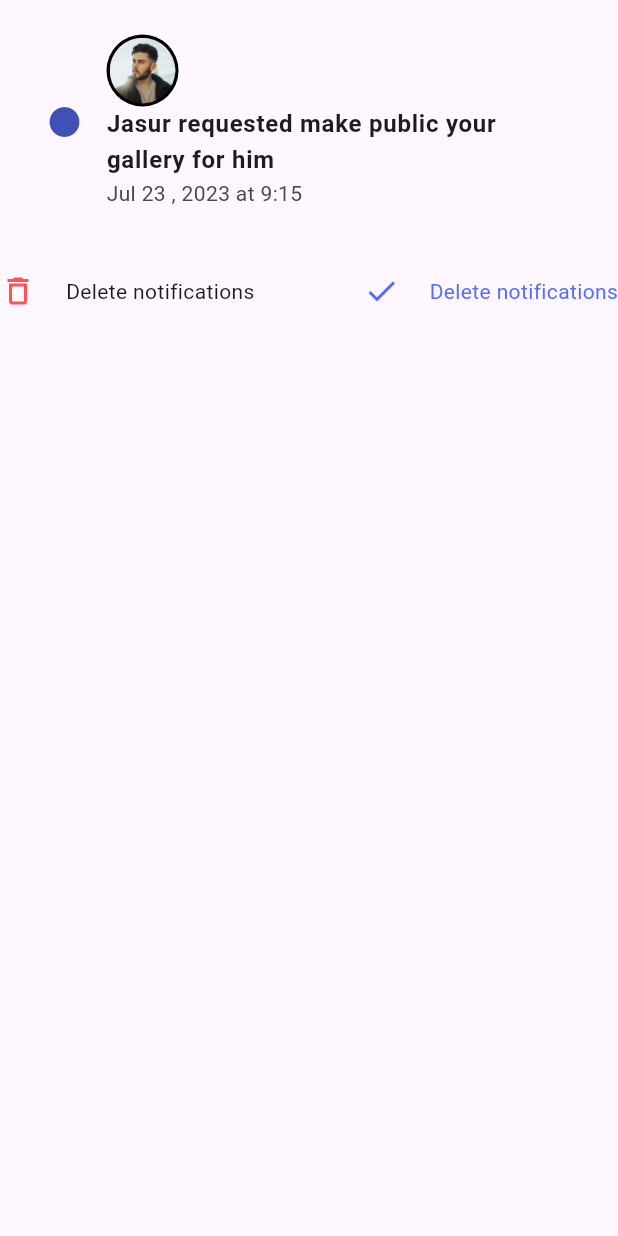
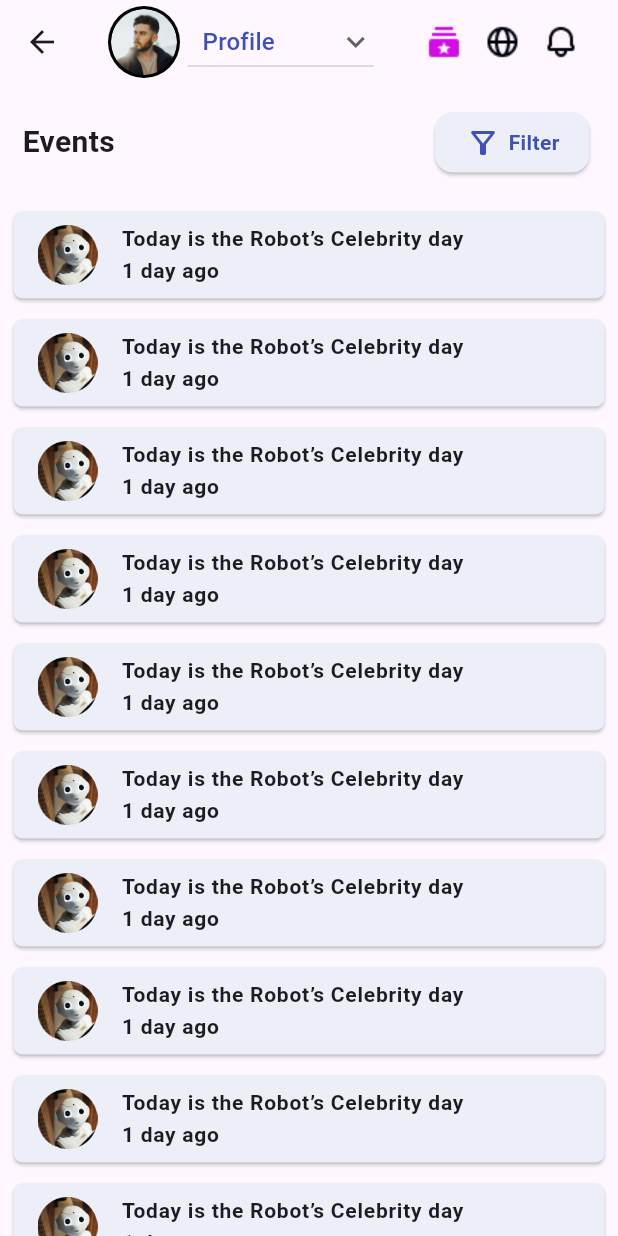
Before and after one commit to jacktuit/gnexus_for_me, a Flutter app: the NotificationsDetailsScreen screen opened directly, on a phone screen of 412 x 824 dp. Run offline on Flutter 3.47's test engine with Material 2 defaults, Android fonts, the light colour scheme and no system bars; drawn by our look-alikes of upgrader; our stand-ins replace easy_localization, equatable, image_picker, shared_preferences; missing offline and left inert: flutter_facebook_auth, flutter_verification_code; accounts and stored records are empty; network calls fail; Roboto replaces fonts that are missing (SF Pro Display).

Commit message:
Notification page is ready

```diff
--- /dev/null
+++ b/lib/data/models/notification/notification_data.dart
@@ -0,0 +1,28 @@
+import 'package:equatable/equatable.dart';
+
+class NotificationData extends Equatable {
+  final int id;
+  final String img;
+  final String title;
+  final String subTitle;
+
+  const NotificationData({
+    required this.id,
+    required this.img,
+    required this.title,
+    required this.subTitle,
+  });
+
+  @override
+  List<Object?> get props => [id, img, title, subTitle];
+
+  @override
+  bool get stringify => true;
+
+  // You can override other methods like hashCode, ==, etc. as needed
+
+  @override
+  String toString() {
+    return 'NotificationData(id: $id, img: $img, title: $title, subTitle: $subTitle)';
+  }
+}
--- a/lib/presentation/screens/notifications_screens/notifications_details_screen.dart
+++ b/lib/presentation/screens/notifications_screens/notifications_details_screen.dart
@@ -1,5 +1,6 @@
 import 'package:flutter/material.dart';
-
+import 'package:gnexus/data/models/notification/notification_data.dart';
+import 'package:gnexus/presentation/widgets/appbar_menu/custom_appbar.dart';
 
 class NotificationsDetailsScreen extends StatelessWidget {
   const NotificationsDetailsScreen({Key? key}) : super(key: key);
@@ -7,109 +8,243 @@ class NotificationsDetailsScreen extends StatelessWidget {
   @override
   Widget build(BuildContext context) {
     return Scaffold(
-
+      appBar: AppBar(
+        title: CustomAppBar(
+          titleDropDown: "Profile",
+        ),
+      ),
       body: Column(children: [
-        Padding(
-          padding: const EdgeInsets.all(15.0),
-          child:
-          ListTile(
-            leading: Icon(
-              Icons.circle,
-              weight: 8,
-              color: Colors.indigo,
-            ),
-            title: Column(
-              crossAxisAlignment: CrossAxisAlignment.start,
+        Container(
+          alignment: Alignment.topLeft,
+          child: Padding(
+            padding: const EdgeInsets.all(15.0),
+            child: Row(
+              mainAxisAlignment: MainAxisAlignment.spaceBetween,
               children: [
-                CircleAvatar(
-                  radius: 24,
-                  backgroundColor: Colors.black,
-                  child: Padding(
-                    padding: const EdgeInsets.all(2), // Border radius
-                    child: ClipOval(
-                        child: Image.asset("assets/user_photo.png")),
+                Text(
+                  "Events",
+                  style: TextStyle(fontSize: 20, fontWeight: FontWeight.bold, fontFamily: 'SF Pro Display'),
+                ),
+                InkWell(
+                  onTap: () => {
+                    PopupMenuButton
+                  },
+                  child: Card(
+                    color: Color(0xFFECEFF8),
+                    child: Padding(
+                      padding: const EdgeInsets.fromLTRB(20.0, 8, 20, 8),
+                      child: Row(
+                        mainAxisAlignment: MainAxisAlignment.center,
+                        children: [
+                          Icon(
+                            Icons.filter_alt_outlined,
+                            color: Colors.indigo,
+                          ),
+                          SizedBox(width: 5),
+                          Text(
+                            'Filter',
+                            style: TextStyle(color: Colors.indigo, fontWeight: FontWeight.bold),
+                          )
+                        ],
+                      ),
+                    ),
                   ),
-                ),
-                Text(
-                    "Jasur requested make public your gallery for him", style: TextStyle(fontWeight: FontWeight.bold),),
+                )
               ],
             ),
-            subtitle: Text('Jul 23 , 2023 at 9:15'),
           ),
-
-          // ListView.builder(
-          //
-          //     padding: const EdgeInsets.all(8),
-          //     itemCount: 5,
-          //     itemBuilder: (BuildContext context, int index) {
-          //       return Container(
-          //         height: 70,
-          //         width: double.infinity,
-          //         color: Colors.black12,
-          //         decoration:
-          //             BoxDecoration(borderRadius: BorderRadius.circular(6)),
-          //         child: ListTile(
-          //           leading: Icon(
-          //             Icons.circle,
-          //             weight: 8,
-          //             color: Colors.indigo,
-          //           ),
-          //           title: Column(
-          //             children: [
-          //               CircleAvatar(
-          //                 radius: 24,
-          //                 backgroundColor: Colors.black,
-          //                 child: Padding(
-          //                   padding: const EdgeInsets.all(2), // Border radius
-          //                   child: ClipOval(
-          //                       child: Image.asset("assets/cloud.png")),
-          //                 ),
-          //               ),
-          //               Text(
-          //                   "Jasur requested make public your gallery for him"),
-          //             ],
-          //           ),
-          //           subtitle: Text('Jul 23 , 2023 at 9:15'),
-          //         ),
-          //       );
-          //     }),
         ),
-        SizedBox(
-          height: 20,
-        ),
-        Row(
-          mainAxisAlignment: MainAxisAlignment.spaceBetween,
-          children: [
-            Row(
-              children: [
-                Icon(
-                  Icons.delete_outline,
-                  color: Colors.redAccent,
-                ),
-                SizedBox(
-                  width: 20,
-                ),
-                Text("Delete notifications")
-              ],
-            ),
-            Row(
-              children: [
-                Icon(
-                  Icons.done,
-                  color: Colors.indigoAccent,
-                ),
-                SizedBox(
-                  width: 20,
-                ),
-                Text(
-                  "Delete notifications",
-                  style: TextStyle(color: Colors.indigoAccent),
-                )
-              ],
-            )
-          ],
-        )
+        Expanded(child: NotificationListView())
       ]),
     );
   }
 }
+
+class NotificationListView extends StatelessWidget {
+  NotificationListView({Key? key}) : super(key: key);
+
+  final List<NotificationData> items = [
+    NotificationData(
+      id: 1,
+      img: "assets/robot.png",
+      title: "Today is the Robot’s Celebrity day",
+      subTitle: "1 day ago",
+    ),
+    NotificationData(
+      id: 1,
+      img: "assets/robot.png",
+      title: "Today is the Robot’s Celebrity day",
+      subTitle: "1 day ago",
+    ),
+    NotificationData(
+      id: 1,
+      img: "assets/robot.png",
+      title: "Today is the Robot’s Celebrity day",
+      subTitle: "1 day ago",
+    ),
+    NotificationData(
+      id: 1,
+      img: "assets/robot.png",
+      title: "Today is the Robot’s Celebrity day",
+      subTitle: "1 day ago",
+    ),
+    NotificationData(
+      id: 1,
+      img: "assets/robot.png",
+      title: "Today is the Robot’s Celebrity day",
+      subTitle: "1 day ago",
+    ),
+    NotificationData(
+      id: 1,
+      img: "assets/robot.png",
+      title: "Today is the Robot’s Celebrity day",
+      subTitle: "1 day ago",
+    ),
+    NotificationData(
+      id: 1,
+      img: "assets/robot.png",
+      title: "Today is the Robot’s Celebrity day",
+      subTitle: "1 day ago",
+    ),
+    NotificationData(
+      id: 1,
+      img: "assets/robot.png",
+      title: "Today is the Robot’s Celebrity day",
+      subTitle: "1 day ago",
+    ),
+    NotificationData(
+      id: 1,
+      img: "assets/robot.png",
+      title: "Today is the Robot’s Celebrity day",
+      subTitle: "1 day ago",
+    ),
+    NotificationData(
+      id: 1,
+      img: "assets/robot.png",
+      title: "Today is the Robot’s Celebrity day",
+      subTitle: "1 day ago",
+    ),
+    NotificationData(
+      id: 1,
+      img: "assets/robot.png",
+      title: "Today is the Robot’s Celebrity day",
+      subTitle: "1 day ago",
+    ),
+    NotificationData(
+      id: 1,
+      img: "assets/robot.png",
+      title: "Today is the Robot’s Celebrity day",
+      subTitle: "1 day ago",
+    ),
+    NotificationData(
+      id: 1,
+      img: "assets/robot.png",
+      title: "Today is the Robot’s Celebrity day",
+      subTitle: "1 day ago",
+    ),
+    NotificationData(
+      id: 1,
+      img: "assets/robot.png",
+      title: "Today is the Robot’s Celebrity day",
+      subTitle: "1 day ago",
+    ),
+    NotificationData(
+      id: 1,
+      img: "assets/robot.png",
+      title: "Today is the Robot’s Celebrity day",
+      subTitle: "1 day ago",
+    ),
+    NotificationData(
+      id: 1,
+      img: "assets/robot.png",
+      title: "Today is the Robot’s Celebrity day",
+      subTitle: "1 day ago",
+    ),
+    NotificationData(
+      id: 1,
+      img: "assets/robot.png",
+      title: "Today is the Robot’s Celebrity day",
+      subTitle: "1 day ago",
+    ),
+    NotificationData(
+      id: 1,
+      img: "assets/robot.png",
+      title: "Today is the Robot’s Celebrity day",
+      subTitle: "1 day ago",
+    ),
+    NotificationData(
+      id: 1,
+      img: "assets/robot.png",
+      title: "Today is the Robot’s Celebrity day",
+      subTitle: "1 day ago",
+    ),
+    NotificationData(
+      id: 1,
+      img: "assets/robot.png",
+      title: "Today is the Robot’s Celebrity day",
+      subTitle: "1 day ago",
+    ),
+    NotificationData(
+      id: 1,
+      img: "assets/robot.png",
+      title: "Today is the Robot’s Celebrity day",
+      subTitle: "1 day ago",
+    ),
+    // Add more items as needed
+  ];
+
+  void _handleItemClick(BuildContext context, int index) {
+    // Handle the click event for the item at the given index
+    showDialog(
+      context: context,
+      builder: (BuildContext context) {
+        return AlertDialog(
+          title: Text('Item Clicked'),
+          content: Text('You clicked on ${index}'),
+        );
+      },
+    );
+  }
+
+  @override
+  Widget build(BuildContext context) {
+    return ListView.builder(
+      itemCount: items.length,
+      itemBuilder: (BuildContext context, int index) {
+        return Padding(
+          padding: const EdgeInsets.only(left: 5.0, right: 5.0, top: 3, bottom: 3),
+          child: Card(
+            shape: RoundedRectangleBorder(
+              borderRadius: BorderRadius.circular(6),
+            ),
+            color: Color(0xFFECEFF8),
+            child: InkWell(
+              onTap: () => _handleItemClick(context, index),
+              child: ListTile(
+                title: Column(
+                  crossAxisAlignment: CrossAxisAlignment.start,
+                  children: [
+                    Text(
+                      "${items[index].title}",
+                      style: TextStyle(fontSize: 14, fontWeight: FontWeight.bold),
+                    ),
+                    Text(
+                      "${items[index].subTitle}",
+                      style: TextStyle(fontSize: 14, fontWeight: FontWeight.bold),
+                    ),
+                  ],
+                ),
+                leading: SizedBox(
+                  width: 40,
+                  child: Image.asset(
+                    "${items[index].img}",
+                  ),
+                ),
+              ),
+            ),
+          ),
+        );
+      },
+    );
+  }
+}
--- a/lib/presentation/widgets/appbar_menu/custom_appbar.dart
+++ b/lib/presentation/widgets/appbar_menu/custom_appbar.dart
@@ -33,17 +33,25 @@ class _CustomAppBarState extends State<CustomAppBar> {
       children: [
         Row(
           children: [
+            // CircleAvatar(
+            //   radius: 32,
+            //   backgroundColor: Colors.white60,
+            //
+            //   child: Padding(
+            //
+            //     padding: const EdgeInsets.all(2), // Border radius
+            //     child: ClipOval(child: Image.asset("assets/cloud.png")),
+            //   ),
+            // ),
             CircleAvatar(
-              radius: 32,
-              backgroundColor: Colors.white60,
-
+              radius: 24,
+              backgroundColor: Colors.black,
               child: Padding(
-
                 padding: const EdgeInsets.all(2), // Border radius
-                child: ClipOval(child: Image.asset("assets/cloud.png")),
+                child: ClipOval(child: Image.asset("assets/user_photo.png")),
               ),
             ),
-
+            SizedBox(width: 5,),
             DropdownButton(
               value: "${widget.titleDropDown ?? ''}",
               icon: const Icon(Icons.keyboard_arrow_down),
@@ -53,7 +61,7 @@ class _CustomAppBarState extends State<CustomAppBar> {
                   child: Row(
                     mainAxisSize: MainAxisSize.min,
                     children: [
-                      SizedBox(width: 20,),
+                      SizedBox(width: 10,),
                       Text(items, style: TextStyle(color: items == "Log out"
                           ? Colors.red
                           : Colors.indigo),),
@@ -115,12 +123,12 @@ class _CustomAppBarState extends State<CustomAppBar> {
             ),
             InkWell(
                 onTap: () {
-                  Navigator.pushReplacement(context, MaterialPageRoute(
+                  Navigator.push(context, MaterialPageRoute(
                       builder: (context) => NotificationsDetailsScreen()));
                 },
                 child: Image.asset("assets/Bell.png")),
             SizedBox(
-              width: 20,
+              width: 10,
             )
           ],
         )
```
Also changed, not shown: assets/robot.png (added).
